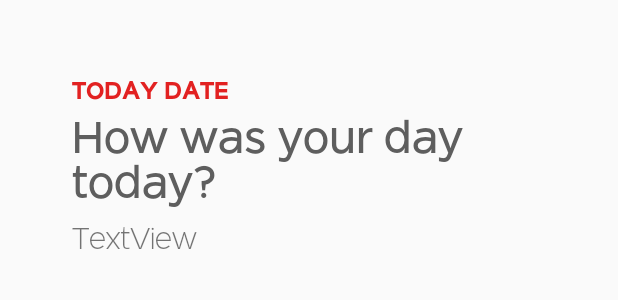
After one commit to Ashboy64/DVHacks, an Android app: the layout activity_view_entry.xml on its own in the app's theme, with its tools: preview values and no code run, on a phone screen of 412 x 824 dp. The commit adds this screen. Shown: the top 300 px of the screen. Run offline under Robolectric (Android 15) with nearby library versions, the phone set to English and light mode, and no system bars.

Commit message:
Working Code!!!

```diff
--- /dev/null
+++ b/app/src/main/res/layout/activity_view_entry.xml
@@ -0,0 +1,48 @@
+<?xml version="1.0" encoding="utf-8"?>
+<androidx.constraintlayout.widget.ConstraintLayout xmlns:android="http://schemas.android.com/apk/res/android"
+    xmlns:app="http://schemas.android.com/apk/res-auto"
+    xmlns:tools="http://schemas.android.com/tools"
+    android:layout_width="match_parent"
+    android:layout_height="match_parent"
+    tools:context=".ViewEntry">
+
+    <TextView
+        android:id="@+id/date_view"
+        android:layout_width="wrap_content"
+        android:layout_height="wrap_content"
+        android:layout_marginStart="48dp"
+        android:layout_marginLeft="48dp"
+        android:layout_marginTop="48dp"
+        android:fontFamily="@font/dylan_xbold"
+        android:text="TODAY DATE"
+        android:textColor="#E22121"
+        android:textSize="16sp"
+        app:layout_constraintStart_toStartOf="parent"
+        app:layout_constraintTop_toTopOf="parent" />
+
+    <TextView
+        android:id="@+id/title_view"
+        android:layout_width="324dp"
+        android:layout_height="67dp"
+        android:layout_marginStart="48dp"
+        android:layout_marginLeft="48dp"
+        android:fontFamily="@font/dylan_normal"
+        android:text="How was your day today?"
+        android:textColor="#5E5E5E"
+        android:textSize="30sp"
+        app:layout_constraintStart_toStartOf="parent"
+        app:layout_constraintTop_toBottomOf="@+id/date_view" />
+
+    <TextView
+        android:id="@+id/body_view"
+        android:layout_width="wrap_content"
+        android:layout_height="wrap_content"
+        android:layout_marginStart="48dp"
+        android:layout_marginLeft="48dp"
+        android:layout_marginTop="8dp"
+        android:fontFamily="@font/dylan_thin"
+        android:text="TextView"
+        android:textSize="20sp"
+        app:layout_constraintStart_toStartOf="parent"
+        app:layout_constraintTop_toBottomOf="@+id/title_view" />
+</androidx.constraintlayout.widget.ConstraintLayout>
```
Also changed, not shown: app/src/main/AndroidManifest.xml (+12 -4 lines), app/src/main/java/com/example/dvhacks/MainActivity.java (+27 -23 lines), app/src/main/java/com/example/dvhacks/ViewEntry.java (added, +35 -0 lines).
